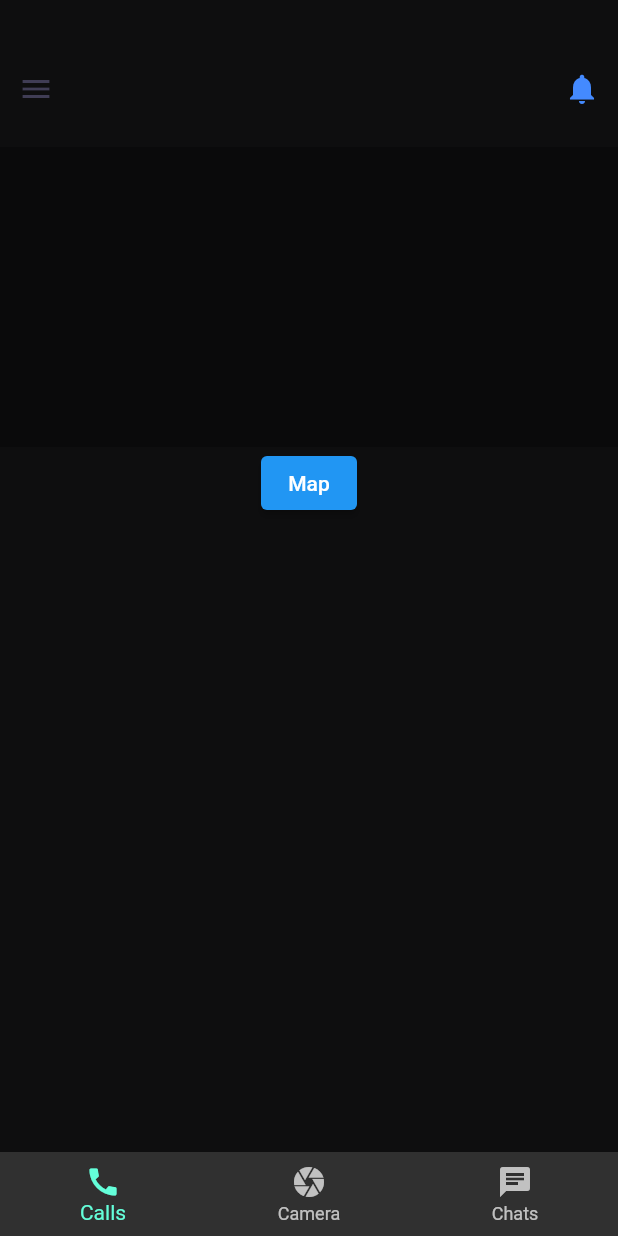
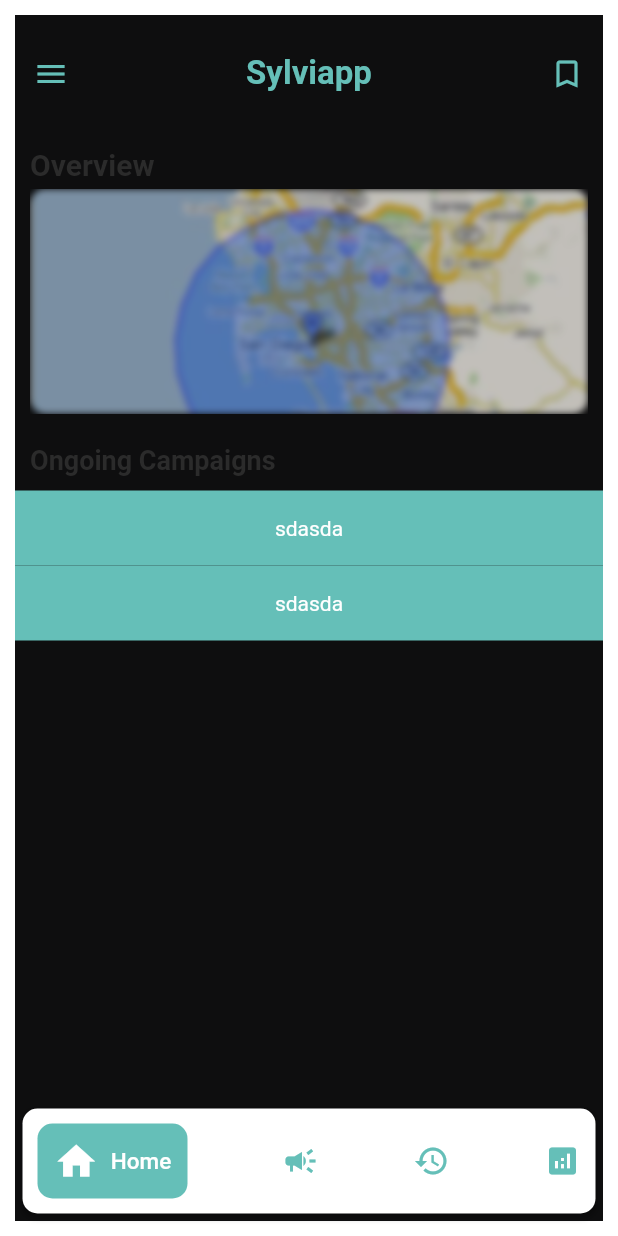
Before and after one commit to Crowful/Capstone_Sylviapp, a Flutter app: the screen it shows once a user with an empty profile is signed in, on a phone screen of 412 x 824 dp. Run offline on Flutter 3.47's test engine with Material 2 defaults, Android fonts, the phone set to English and light mode, and no system bars; our stand-ins replace cloud_firestore, easy_localization, firebase_auth, firebase_core, firebase_storage, flutter_riverpod and 7 more; accounts and stored records are empty; network calls fail.

Commit message:
September 15 added Home Layout UI

```diff
--- a/lib/screens/account_module/login.dart
+++ b/lib/screens/account_module/login.dart
@@ -1,7 +1,9 @@
 import 'package:flutter/gestures.dart';
 import 'package:flutter/material.dart';
 import 'package:flutter_riverpod/src/provider.dart';
+import 'package:page_transition/page_transition.dart';
 import 'package:sylviapp_project/providers/providers.dart';
+import 'package:sylviapp_project/screens/account_module/register.dart';
 
 class LoginScreen extends StatefulWidget {
   const LoginScreen({Key? key}) : super(key: key);
@@ -12,6 +14,8 @@ class LoginScreen extends StatefulWidget {
 
 class _LoginScreenState extends State<LoginScreen>
     with TickerProviderStateMixin {
+  late FocusNode textNode;
+
   late AnimationController _animateController =
       AnimationController(vsync: this, duration: Duration(seconds: 3))
         ..repeat(reverse: true);
@@ -30,6 +34,8 @@ class _LoginScreenState extends State<LoginScreen>
   @override
   void initState() {
     super.initState();
+    textNode = FocusNode();
+
     _animateController =
         AnimationController(vsync: this, duration: Duration(seconds: 3))
           ..repeat(reverse: true);
@@ -40,12 +46,13 @@ class _LoginScreenState extends State<LoginScreen>
     _widgetController.forward();
   }
 
-  /* @override
+  @override
   void dispose() {
+    textNode.dispose();
     _widgetController.dispose();
     super.dispose();
   }
-*/
+
   final TextEditingController _etEmailController = TextEditingController();
   final TextEditingController _etPasswordController = TextEditingController();
   final GlobalKey<FormState> _formLogin = GlobalKey<FormState>();
@@ -59,6 +66,8 @@ class _LoginScreenState extends State<LoginScreen>
       child: Form(
         key: _formLogin,
         child: SingleChildScrollView(
+          child: GestureDetector(
+            onTap: () {},
             child: Container(
               padding: EdgeInsets.only(
                   left: 20,
@@ -94,7 +103,8 @@ class _LoginScreenState extends State<LoginScreen>
                         opacity: Tween<double>(begin: 0.0, end: 1.0).animate(
                             CurvedAnimation(
                                 parent: _widgetController,
-                              curve: Interval(0.1, 1.0, curve: Curves.easeIn))),
+                                curve:
+                                    Interval(0.1, 1.0, curve: Curves.easeIn))),
                         child: SlideTransition(
                           position: _widgetTransition,
                           child: Text(
@@ -113,12 +123,14 @@ class _LoginScreenState extends State<LoginScreen>
                         opacity: Tween<double>(begin: 0.0, end: 1.0).animate(
                             CurvedAnimation(
                                 parent: _widgetController,
-                              curve: Interval(0.2, 1.0, curve: Curves.easeIn))),
+                                curve:
+                                    Interval(0.2, 1.0, curve: Curves.easeIn))),
                         child: SlideTransition(
                           position: _widgetTransition,
                           child: Text(
                             'Welcome to Sylviapp',
-                          style: TextStyle(fontSize: 18, color: Colors.black54),
+                            style:
+                                TextStyle(fontSize: 18, color: Colors.black54),
                           ),
                         ),
                       ),
@@ -136,7 +148,9 @@ class _LoginScreenState extends State<LoginScreen>
                       position: _widgetTransition,
                       child: Column(
                         children: [
-                        Container(
+                          AnimatedContainer(
+                            duration: Duration(milliseconds: 700),
+                            curve: Curves.fastOutSlowIn,
                             decoration: BoxDecoration(
                                 color: Colors.white,
                                 borderRadius: BorderRadius.only(
@@ -144,6 +158,7 @@ class _LoginScreenState extends State<LoginScreen>
                                     topRight: Radius.circular(15))),
                             width: double.infinity,
                             child: TextField(
+                              focusNode: textNode,
                               controller: _etEmailController,
                               onChanged: (email) => {},
                               decoration: InputDecoration(
@@ -209,7 +224,12 @@ class _LoginScreenState extends State<LoginScreen>
                               TextSpan(
                                   recognizer: TapGestureRecognizer()
                                     ..onTap = () {
-                                    Navigator.pushNamed(context, "/register");
+                                      Navigator.push(
+                                          context,
+                                          PageTransition(
+                                              child: RegisterPage(),
+                                              type: PageTransitionType.fade,
+                                              curve: Curves.decelerate));
                                     },
                                   text: ' Register here.',
                                   style: TextStyle(
@@ -226,10 +246,10 @@ class _LoginScreenState extends State<LoginScreen>
                     onTap: () {
                       context
                           .read(authserviceProvider)
-                        .signIn(
-                            _etEmailController.text, _etPasswordController.text)
-                        .whenComplete(
-                            () => Navigator.pushNamed(context, "/wrapperAuth"));
+                          .signIn(_etEmailController.text,
+                              _etPasswordController.text)
+                          .whenComplete(() =>
+                              Navigator.pushNamed(context, "/wrapperAuth"));
                     },
                     child: FadeTransition(
                       opacity: Tween<double>(begin: 0.0, end: 1.0).animate(
@@ -277,6 +297,7 @@ class _LoginScreenState extends State<LoginScreen>
             ),
           ),
         ),
+      ),
     ));
   }
 }
--- a/lib/screens/home.dart
+++ b/lib/screens/home.dart
@@ -1,8 +1,10 @@
+import 'dart:ui';
+
 import 'package:firebase_auth/firebase_auth.dart';
 import 'package:flutter/material.dart';
 import 'package:google_fonts/google_fonts.dart';
 import 'package:sylviapp_project/providers/providers.dart';
-import 'package:sylviapp_project/widgets/campaign_widget.dart';
+import 'package:sylviapp_project/widgets/campaign_module/campaign_widget.dart';
 import 'package:flutter_riverpod/flutter_riverpod.dart';
 
 class HomePage extends StatefulWidget {
@@ -17,17 +19,10 @@ class HomePage extends StatefulWidget {
 
 class _HomePageState extends State<HomePage> {
 //Animation
+  bool hold = false;
   bool menuOpen = false;
   late Animation<double> _scaleAnimation =
       Tween<double>(begin: 1, end: 0.6).animate(widget.controller);
-
-//Bottom Navigation bar
-  int _selectedIndex = 0;
-  void _onItemTapped(int index) {
-    setState(() {
-      _selectedIndex = index;
-    });
-  }
 
   @override
   Widget build(BuildContext context) {
@@ -35,70 +30,6 @@ class _HomePageState extends State<HomePage> {
       _scaleAnimation =
           Tween<double>(begin: 1, end: 0.6).animate(widget.controller);
     }
-
-    List _screens = [
-      Padding(
-        padding: EdgeInsets.all(10),
-        child: Column(
-          children: [
-            SizedBox(height: 35),
-            Row(
-              mainAxisAlignment: MainAxisAlignment.spaceBetween,
-              children: [
-                !menuOpen
-                    ? IconButton(
-                        icon: Icon(Icons.menu),
-                        onPressed: () {
-                          setState(() {
-                            widget.controller.forward();
-                            menuOpen = true;
-                          });
-                        },
-                        color: Color(0xff403d55),
-                      )
-                    : IconButton(
-                        icon: Icon(Icons.arrow_back_ios),
-                        onPressed: () {
-                          setState(() {
-                            widget.controller.reverse();
-                            menuOpen = false;
-                          });
-                        },
-                        color: Color(0xff403d55),
-                      ),
-                IconButton(
-                  icon: Icon(Icons.notifications),
-                  onPressed: null,
-                  color: Colors.blueAccent,
-                )
-              ],
-            ),
-            SizedBox(height: 15),
-            Container(
-              height: 200,
-              width: MediaQuery.of(context).size.width,
-              decoration: BoxDecoration(color: Colors.black26),
-            ),
-            SizedBox(
-              height: 20,
-            ),
-            Text('Campaigns',
-                style: GoogleFonts.roboto(fontWeight: FontWeight.bold)),
-            Container(
-              padding: EdgeInsets.all(20),
-              height: 100,
-              width: double.infinity,
-              child: ListView.builder(
-                  itemCount: 5,
-                  scrollDirection: Axis.horizontal,
-                  itemBuilder: (BuildContext context, int index) {
-                    return CampaignWidget().makeCampaign();
-                  }),
-            ),
-          ],
-        ),
-      )
-    ];
 
     var size = MediaQuery.of(context).size;
     return AnimatedPositioned(
@@ -110,31 +41,49 @@ class _HomePageState extends State<HomePage> {
       child: ScaleTransition(
         scale: _scaleAnimation,
         child: Container(
-          padding: EdgeInsets.all(00),
+          padding: EdgeInsets.all(10),
           decoration: BoxDecoration(
+              color: Colors.white,
+              boxShadow: [
+                BoxShadow(
+                  color: Colors.black.withOpacity(0.2),
+                  spreadRadius: 5,
+                  blurRadius: 10,
+                  offset: Offset(0, 5),
+                ),
+              ],
               borderRadius: menuOpen
-                  ? BorderRadius.circular(15)
-                  : BorderRadius.circular(0)),
+                  ? BorderRadius.all(Radius.circular(20))
+                  : BorderRadius.all(Radius.circular(0))),
           child: Scaffold(
-            body: Column(
+            body: Stack(children: [
+              Column(
+                mainAxisAlignment: MainAxisAlignment.start,
+                crossAxisAlignment: CrossAxisAlignment.start,
                 children: [
-                SizedBox(height: 35),
+                  SizedBox(height: 15),
                   Row(
                       mainAxisAlignment: MainAxisAlignment.spaceBetween,
                       children: [
                         !menuOpen
                             ? IconButton(
-                              icon: Icon(Icons.menu),
+                                icon: Icon(
+                                  Icons.menu,
+                                  color: Color(0xff65BFB8),
+                                ),
                                 onPressed: () {
                                   setState(() {
+                                    print(menuOpen);
                                     widget.controller.forward();
                                     menuOpen = true;
                                   });
                                 },
-                              color: Color(0xff403d55),
                               )
                             : IconButton(
-                              icon: Icon(Icons.arrow_back_ios),
+                                icon: Icon(
+                                  Icons.arrow_back_ios,
+                                  color: Color(0xff65BFB8),
+                                ),
                                 onPressed: () {
                                   setState(() {
                                     widget.controller.reverse();
@@ -143,43 +92,171 @@ class _HomePageState extends State<HomePage> {
                                 },
                                 color: Color(0xff403d55),
                               ),
+                        Text(
+                          'Sylviapp',
+                          style: TextStyle(
+                              color: Color(0xff65BFB8),
+                              fontSize: 22,
+                              fontWeight: FontWeight.bold),
+                        ),
                         IconButton(
-                        icon: Icon(Icons.notifications),
+                          icon: Icon(Icons.bookmark_outline),
                           onPressed: () {},
-                        color: Colors.blueAccent,
+                          color: Color(0xff65BFB8),
                         ),
                       ]),
                   SizedBox(height: 15),
                   Container(
-                  height: 200,
-                  width: MediaQuery.of(context).size.width,
-                  decoration: BoxDecoration(color: Colors.black26),
+                    padding: EdgeInsets.all(10),
+                    width: double.infinity,
+                    child: Column(
+                      crossAxisAlignment: CrossAxisAlignment.start,
+                      mainAxisAlignment: MainAxisAlignment.start,
+                      children: [
+                        Text(
+                          'Overview',
+                          style: TextStyle(
+                              fontSize: 20,
+                              fontWeight: FontWeight.bold,
+                              color: Color(0xff2b2b2b)),
                         ),
-                ElevatedButton(
-                    onPressed: () {
+                        SizedBox(
+                          height: 5,
+                        ),
+                        GestureDetector(
+                          onLongPress: () {
                             Navigator.pushNamed(context, '/map');
                           },
-                    child: Text("Map"))
+                          onTapDown: (_) {
+                            setState(() {
+                              hold = true;
+                            });
+                          },
+                          onTapUp: (_) {
+                            setState(() {
+                              hold = false;
+                            });
+                          },
+                          child: Center(
+                              child: Container(
+                                  height: 150,
+                                  decoration: BoxDecoration(
+                                      color: Colors.black,
+                                      borderRadius:
+                                          BorderRadius.all(Radius.circular(10)),
+                                      image: DecorationImage(
+                                          image: AssetImage(
+                                              "assets/images/map.jpg"),
+                                          fit: BoxFit.cover)),
+                                  child: ClipRRect(
+                                      child: BackdropFilter(
+                                    filter: ImageFilter.blur(
+                                        // ignore: dead_code
+                                        sigmaX: hold ? 0.0 : 2.5,
+                                        sigmaY: hold ? 0.0 : 2.5),
+                                    child: Container(
+                                      color: Colors.black.withOpacity(0.2),
+                                    ),
+                                  )))),
+                        ),
+                        SizedBox(
+                          height: 20,
+                        ),
+                        Text(
+                          'Ongoing Campaigns',
+                          style: TextStyle(
+                              fontSize: 18,
+                              fontWeight: FontWeight.bold,
+                              color: Color(0xff2b2b2b)),
+                        ),
                       ],
                     ),
-            bottomNavigationBar: BottomNavigationBar(
-              items: const <BottomNavigationBarItem>[
-                BottomNavigationBarItem(
-                  icon: Icon(Icons.call),
-                  label: 'Calls',
                   ),
-                BottomNavigationBarItem(
-                  icon: Icon(Icons.camera),
-                  label: 'Camera',
+                  Expanded(
+                    child: ListView.builder(
+                        itemCount: 2,
+                        itemBuilder: (BuildContext context, int index) {
+                          return Container(
+                            color: Color(0xff65BFB8),
+                            width: 20,
+                            height: 50,
+                            child: Center(child: Text('sdasda')),
+                          );
+                        }),
+                  )
+                ],
               ),
-                BottomNavigationBarItem(
-                  icon: Icon(Icons.chat),
-                  label: 'Chats',
+              Padding(
+                padding: const EdgeInsets.all(5.0),
+                child: Align(
+                  alignment: Alignment.bottomCenter,
+                  child: Container(
+                    padding: EdgeInsets.fromLTRB(10, 5, 10, 5),
+                    height: 70,
+                    width: double.infinity,
+                    decoration: BoxDecoration(
+                        boxShadow: [
+                          BoxShadow(
+                            color: Colors.black.withOpacity(0.3),
+                            spreadRadius: 1,
+                            blurRadius: 3,
+                            offset: Offset(0, 2),
                           ),
                         ],
-              currentIndex: _selectedIndex, //New
-              onTap: _onItemTapped,
+                        color: Colors.white,
+                        borderRadius: BorderRadius.all(Radius.circular(10))),
+                    child: Row(
+                      crossAxisAlignment: CrossAxisAlignment.center,
+                      mainAxisAlignment: MainAxisAlignment.spaceBetween,
+                      children: [
+                        Container(
+                          width: 100,
+                          height: 50,
+                          decoration: BoxDecoration(
+                              color: Color(0xff65BFB8),
+                              borderRadius:
+                                  BorderRadius.all(Radius.circular(10))),
+                          child: Row(
+                            crossAxisAlignment: CrossAxisAlignment.center,
+                            mainAxisAlignment: MainAxisAlignment.spaceAround,
+                            children: [
+                              Row(
+                                children: [
+                                  Icon(
+                                    Icons.home,
+                                    color: Colors.white,
+                                    size: 30,
                                   ),
+                                  SizedBox(
+                                    width: 8,
+                                  ),
+                                  Text(
+                                    'Home',
+                                    style: TextStyle(
+                                        color: Colors.white,
+                                        fontWeight: FontWeight.w500,
+                                        fontSize: 15),
+                                  )
+                                ],
+                              ),
+                            ],
+                          ),
+                        ),
+                        Icon(
+                          Icons.campaign,
+                          color: Color(0xff65BFB8),
+                        ),
+                        Icon(Icons.restore, color: Color(0xff65BFB8)),
+                        Icon(Icons.analytics, color: Color(0xff65BFB8)),
+                        // Text('Campaigns'),
+                        // Text('Analytics'),
+                        // Text('Activities')
+                      ],
+                    ),
+                  ),
+                ),
+              )
+            ]),
           ),
         ),
       ),
--- a/lib/screens/sidebar_module/drawer_screen.dart
+++ b/lib/screens/sidebar_module/drawer_screen.dart
@@ -63,6 +63,7 @@ class _DrawerScreenState extends State<DrawerScreen> {
       child: ScaleTransition(
         scale: _scaleAnimation,
         child: Container(
+          color: Color(0xff65BFB8),
           padding: EdgeInsets.symmetric(horizontal: 16),
           child: Column(children: [
             SizedBox(height: 50),
@@ -140,7 +141,10 @@ class _DrawerScreenState extends State<DrawerScreen> {
                   Expanded(
                       child: Text(
                     'Logout',
-                    style: TextStyle(fontSize: 12, color: Colors.red),
+                    style: TextStyle(
+                        fontSize: 13,
+                        color: Colors.red,
+                        fontWeight: FontWeight.w500),
                   ))
                 ],
               ),
--- a/lib/screens/sidebar_module/menu_item.dart
+++ b/lib/screens/sidebar_module/menu_item.dart
@@ -20,14 +20,17 @@ class MenuItem extends StatelessWidget {
           children: [
             Icon(
               icon,
-              color: Color(0xff63FF7D),
+              color: Color(0xff2b2b2b),
               size: 30,
             ),
             SizedBox(width: 16),
             Expanded(
                 child: Text(
               title,
-              style: TextStyle(fontSize: 12),
+              style: TextStyle(
+                  fontSize: 13,
+                  color: Colors.white,
+                  fontWeight: FontWeight.w500),
             ))
           ],
         ),
```
Also changed, not shown: assets/images/map.jpg (added), lib/widgets/campaign_module/campaign_widget.dart (renamed from lib/widgets/campaign_widget.dart), 1 other file. Lines whose indentation alone changed are shown as unchanged.
